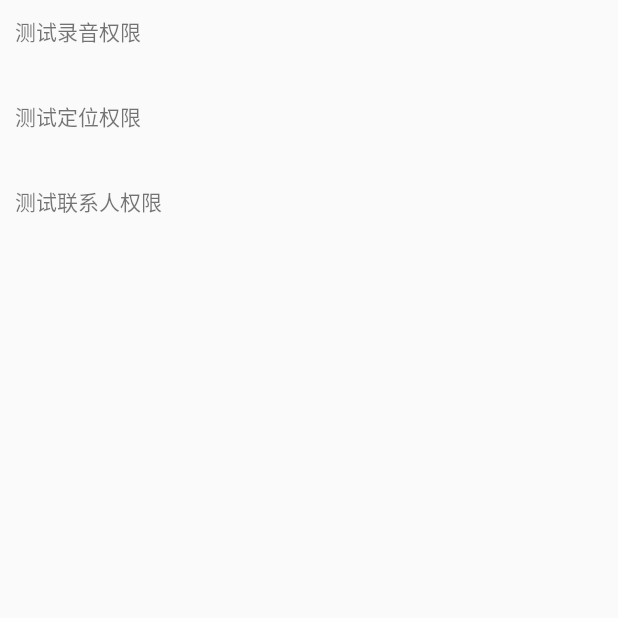
After one commit to zjycpzjy/PhoneFrame, an Android app: the PermissionCheckActivity screen opened directly, with no data from a screen before it, on a phone screen of 412 x 824 dp, the top half of it. The commit adds this screen. Run offline under Robolectric (Android 15) with nearby library versions, the phone set to English and light mode, and no system bars; our stand-ins replace ButterKnife.

Commit message:
优化android6.0运行时权限

```diff
--- a/MyApplication/app/src/main/java/phone/zjy/com/phoneframe/AppActivity.java
+++ b/MyApplication/app/src/main/java/phone/zjy/com/phoneframe/base/AppActivity.java
@@ -1,4 +1,4 @@
-package phone.zjy.com.phoneframe;
+package phone.zjy.com.phoneframe.base;
 
 import android.Manifest;
 import android.annotation.TargetApi;
@@ -21,7 +21,8 @@ import java.util.ArrayList;
 import java.util.List;
 
 import butterknife.ButterKnife;
-import phoneframe.Permission.PermissionsChecker;
+import phone.zjy.com.phoneframe.R;
+import phone.zjy.com.phoneframe.permission.PermissionsChecker;
 
 /**
  * Created by zhangjiaying on 16/5/26.
@@ -54,12 +55,17 @@ public abstract class AppActivity extends BaseActivity implements View.OnClickLi
     @Override
     protected void onCreate(@Nullable Bundle savedInstanceState) {
         super.onCreate(savedInstanceState);
-        setContentView(getContentViewId());
-        ButterKnife.bind(this);
+
         if(null != getIntent()){
             handleIntent(getIntent());
         }
 
+        if (getContentViewId() > 0) {
+            View view = View.inflate(this, getContentViewId(), null);
+            setContentView(view);
+            ButterKnife.bind(this);
+            setUpView(view);
+        }
         //避免重复添加 fragment
         if(null == getSupportFragmentManager().getFragments()){
            BaseFragment firstFragment = getFirstFragment();
@@ -68,11 +74,8 @@ public abstract class AppActivity extends BaseActivity implements View.OnClickLi
             }
         }
 
-        mChecker = new PermissionsChecker(this);
-        isRequireCheck = true;
-
     }
-
+    protected abstract void setUpView(View view);
     @Override
     protected int getContentViewId() {
         return R.layout.activity_base;
@@ -86,27 +89,31 @@ public abstract class AppActivity extends BaseActivity implements View.OnClickLi
 
     @Override protected void onResume() {
         super.onResume();
+
+    }
+
+    public void toCheckPermission(String ... str) {
+        mChecker = new PermissionsChecker(this);
+        isRequireCheck = true;
         if (isRequireCheck) {
-            final String[] permissions = getPermissions();
-            List<String> permissionList = mChecker.lacksPermissions(permissions);
+            final String[] permissions =str;
+           final List<String> permissionList = mChecker.lacksPermissions(permissions);
             if (permissionList != null && permissionList.size() > 0){
                 Log.e("在activity里面检测",permissionList.size()+"");
                 //在请求requestPermissions前，我们需要检查是否需要展示请求权限的提示通过activity的shouldShowRequestPermissionRationale
+                    if (!ActivityCompat.shouldShowRequestPermissionRationale(this,permissionList.get(0))) {
+                        showMessageOKCancel("You need to allow access to Contacts",
+                                new DialogInterface.OnClickListener() {
+                                    @Override
+                                    public void onClick(DialogInterface dialog, int which) {
+                                        requestPermissions(permissionList); // 请求权限
+//
+                                    }
+                                });
+                        return;
+                    }
+                requestPermissions(permissionList); // 请求权限
 
-//                for(String permission :permissionList){
-//                    if (!ActivityCompat.shouldShowRequestPermissionRationale(this,permission)) {
-                        requestPermissions(permissionList); // 请求权限
-
-    //                    showMessageOKCancel("You need to allow access to Contacts",
-    //                            new DialogInterface.OnClickListener() {
-    //                                @Override
-    //                                public void onClick(DialogInterface dialog, int which) {
-    //                                    ActivityCompat.requestPermissions(PermissionsActivity.this,permissions,
-    //                                            PERMISSION_REQUEST_CODE);
-    //                                }
-    //                            });
-//                    }
-//                }
             } else {
 //                allPermissionsGranted(); // 全部权限都已获取
             }
@@ -114,7 +121,6 @@ public abstract class AppActivity extends BaseActivity implements View.OnClickLi
             isRequireCheck = true;
         }
     }
-
 
 
     // 请求权限兼容低版本
--- a/MyApplication/app/src/main/java/phone/zjy/com/phoneframe/BaseActivity.java
+++ b/MyApplication/app/src/main/java/phone/zjy/com/phoneframe/base/BaseActivity.java
@@ -1,4 +1,4 @@
-package phone.zjy.com.phoneframe;
+package phone.zjy.com.phoneframe.base;
 
 import android.support.v7.app.AppCompatActivity;
 import android.view.KeyEvent;
--- a/MyApplication/app/src/main/java/phone/zjy/com/phoneframe/BaseFragment.java
+++ b/MyApplication/app/src/main/java/phone/zjy/com/phoneframe/base/BaseFragment.java
@@ -1,4 +1,4 @@
-package phone.zjy.com.phoneframe;
+package phone.zjy.com.phoneframe.base;
 
 import android.app.Activity;
 import android.os.Bundle;
--- a/MyApplication/app/src/main/java/phone/zjy/com/phoneframe/FirstFragment.java
+++ b/MyApplication/app/src/main/java/phone/zjy/com/phoneframe/login/FirstFragment.java
@@ -1,4 +1,4 @@
-package phone.zjy.com.phoneframe;
+package phone.zjy.com.phoneframe.login;
 
 import android.os.Bundle;
 import android.support.annotation.Nullable;
@@ -7,11 +7,13 @@ import android.widget.EditText;
 import android.widget.TextView;
 
 import butterknife.Bind;
+import phone.zjy.com.phoneframe.R;
+import phone.zjy.com.phoneframe.base.BaseFragment;
 
 /**
  * Created by zhangjiaying on 16/5/26.
  */
-public class FirstFragment extends BaseFragment{
+public class FirstFragment extends BaseFragment {
     private static String name;
     private static String FIRSTTAG = "firstTag";
     @Bind(R.id.et_username)
--- a/MyApplication/app/src/main/java/phone/zjy/com/phoneframe/SecondFragment.java
+++ b/MyApplication/app/src/main/java/phone/zjy/com/phoneframe/login/SecondFragment.java
@@ -1,4 +1,4 @@
-package phone.zjy.com.phoneframe;
+package phone.zjy.com.phoneframe.login;
 
 import android.os.Bundle;
 import android.support.annotation.Nullable;
@@ -6,6 +6,8 @@ import android.view.View;
 import android.widget.TextView;
 
 import butterknife.Bind;
+import phone.zjy.com.phoneframe.R;
+import phone.zjy.com.phoneframe.base.BaseFragment;
 
 /**
  * Created by zhangjiaying on 16/5/26.
--- /dev/null
+++ b/MyApplication/app/src/main/java/phone/zjy/com/phoneframe/permission/PermissionCheckActivity.java
@@ -0,0 +1,89 @@
+package phone.zjy.com.phoneframe.permission;
+
+import android.Manifest;
+import android.content.Intent;
+import android.view.View;
+import android.widget.TextView;
+
+import butterknife.Bind;
+import phone.zjy.com.phoneframe.R;
+import phone.zjy.com.phoneframe.base.AppActivity;
+import phone.zjy.com.phoneframe.base.BaseFragment;
+
+/**
+ * Created by zhangjiaying on 16/5/27.
+ * 检测运行时权限
+ * 1.在点击Button 的时候，来触发检测 请求 权限流程
+ * 2.注意在MainFest里面声明 nomal和degerous权限
+ * 3.注意权限组的概念
+ * 4.注意 api的使用，
+ * 5.对devicesSDK、tagarSdkVersion、的
+ * 6.根据官方文档的规则来写  提前 把 项目用的 权限 整理出来
+ *
+ *
+ * 7.需要适配 多种机型   例如：
+ *    小米4  定位权限 和 联系人 权限。没有允许提示框（需要判断机型，来提示）。
+ *    三星 s6 手机可以正常运行
+ *
+ */
+public class PermissionCheckActivity extends AppActivity{
+    @Bind(R.id.tv_permission_radio)
+    TextView permission_radio;
+    @Bind(R.id.tv_permission_location)
+    TextView permission_location;
+    @Bind(R.id.tv_permission_contact)
+    TextView permission_contact;
+
+
+
+    // 定位权限
+    static final String[] PERMISSIONS_LOCATION = new String[]{
+            Manifest.permission.ACCESS_COARSE_LOCATION
+    };
+    // 录音权限
+    static final String[] PERMISSIONS_AUDIO = new String[]{
+                Manifest.permission.RECORD_AUDIO
+    };
+
+    // 联系人权限
+    static final String[] PERMISSIONS_CONTANCT = new String[]{
+            Manifest.permission.WRITE_CONTACTS
+    };
+    @Override
+    protected BaseFragment getFirstFragment() {
+        return null;
+    }
+
+    @Override
+    protected void handleIntent(Intent intent) {
+        super.handleIntent(intent);
+    }
+
+    @Override
+    protected void setUpView(View view) {
+        permission_radio.setOnClickListener(this);
+        permission_location.setOnClickListener(this);
+        permission_contact.setOnClickListener(this);
+    }
+
+
+    @Override
+    protected int getContentViewId() {
+        return R.layout.activity_permission;
+    }
+
+    @Override
+    public void onClick(View v) {
+        switch (v.getId()){
+            case R.id.tv_permission_radio:
+                toCheckPermission(PERMISSIONS_AUDIO);
+                break;
+            case R.id.tv_permission_location:
+                toCheckPermission(PERMISSIONS_LOCATION);
+                break;
+            case R.id.tv_permission_contact:
+                toCheckPermission(PERMISSIONS_CONTANCT);
+                break;
+        }
+    }
+}
--- a/MyApplication/app/src/main/java/phoneframe/Permission/PermissionsChecker.java
+++ b/MyApplication/app/src/main/java/phone/zjy/com/phoneframe/permission/PermissionsChecker.java
@@ -1,4 +1,4 @@
-package phoneframe.Permission;
+package phone.zjy.com.phoneframe.permission;
 
 import android.content.Context;
 import android.content.pm.PackageInfo;
@@ -47,7 +47,6 @@ public class PermissionsChecker {
             e.printStackTrace();
         }
 
-//        Log.e("获取的数据",ContextCompat.checkSelfPermission(mContext, permission)+"");
         Log.e("AS设置的targetSdkVersion:",targetSdkVersion+"");
         Log.e("设备的系统版本:",Build.VERSION.SDK_INT+"");
         if (Build.VERSION.SDK_INT >= Build.VERSION_CODES.M) {
--- /dev/null
+++ b/MyApplication/app/src/main/res/layout/activity_permission.xml
@@ -0,0 +1,27 @@
+<?xml version="1.0" encoding="utf-8"?>
+<LinearLayout xmlns:android="http://schemas.android.com/apk/res/android"
+    android:orientation="vertical"
+    android:layout_width="match_parent"
+    android:layout_height="match_parent">
+
+    <TextView
+        android:id="@+id/tv_permission_radio"
+        android:layout_width="wrap_content"
+        android:layout_height="wrap_content"
+        android:padding="10dp"
+        android:text="测试录音权限"/>
+    <TextView
+        android:id="@+id/tv_permission_location"
+        android:layout_width="wrap_content"
+        android:layout_height="wrap_content"
+        android:layout_marginTop="15dp"
+        android:padding="10dp"
+        android:text="测试定位权限"/>
+    <TextView
+        android:id="@+id/tv_permission_contact"
+        android:layout_width="wrap_content"
+        android:layout_height="wrap_content"
+        android:layout_marginTop="15dp"
+        android:padding="10dp"
+        android:text="测试联系人权限"/>
+</LinearLayout>
--- a/MyApplication/app/src/main/res/layout/app_bar_main.xml
+++ b/MyApplication/app/src/main/res/layout/app_bar_main.xml
@@ -5,7 +5,7 @@
     android:layout_width="match_parent"
     android:layout_height="match_parent"
     android:fitsSystemWindows="true"
-    tools:context="phone.zjy.com.phoneframe.MainActivity">
+    tools:context=".main.MainActivity">
 
     <android.support.design.widget.AppBarLayout
         android:layout_width="match_parent"
--- a/MyApplication/app/src/main/res/layout/content_main.xml
+++ b/MyApplication/app/src/main/res/layout/content_main.xml
@@ -9,7 +9,7 @@
     android:paddingRight="@dimen/activity_horizontal_margin"
     android:paddingTop="@dimen/activity_vertical_margin"
     app:layout_behavior="@string/appbar_scrolling_view_behavior"
-    tools:context="phone.zjy.com.phoneframe.MainActivity"
+    tools:context=".main.MainActivity"
     tools:showIn="@layout/app_bar_main">
 
     <TextView
```
Also changed, not shown: MyApplication/app/src/main/AndroidManifest.xml (+8 -2 lines), MyApplication/app/src/main/java/phone/zjy/com/phoneframe/login/LoginActivity.java (renamed from MyApplication/app/src/main/java/phone/zjy/com/phoneframe/LoginActivity.java, +10 -18 lines), MyApplication/app/src/main/java/phone/zjy/com/phoneframe/main/MainActivity.java (renamed from MyApplication/app/src/main/java/phone/zjy/com/phoneframe/MainActivity.java, +10 -7 lines), MyApplication/app/src/main/java/phone/zjy/com/phoneframe/main/MainFragment.java (renamed from MyApplication/app/src/main/java/phone/zjy/com/phoneframe/MainFragment.java, +6 -3 lines).
